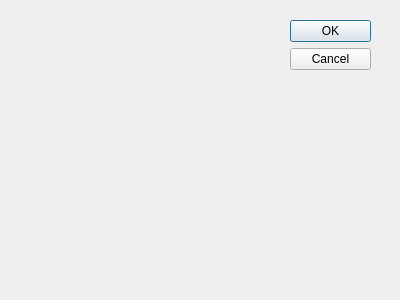
First picture: the form in resultset.ui, repository yixuehan/HsExcelConvert, before the edit.
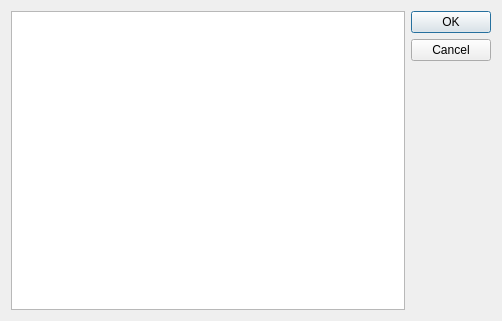
Second picture: the form after the edit.

```diff
--- a/resultset.ui
+++ b/resultset.ui
@@ -1,36 +1,37 @@
-<ui version="4.0" >
- <author></author>
- <comment></comment>
- <exportmacro></exportmacro>
- <class>Dialog</class>
- <widget class="QDialog" name="Dialog" >
-  <property name="geometry" >
+<?xml version="1.0" encoding="UTF-8"?>
+<ui version="4.0">
+ <class>resultSet</class>
+ <widget class="QDialog" name="resultSet">
+  <property name="geometry">
    <rect>
     <x>0</x>
     <y>0</y>
-    <width>400</width>
-    <height>300</height>
+    <width>502</width>
+    <height>321</height>
    </rect>
   </property>
   <property name="windowTitle" >
    <string>Dialog</string>
   </property>
-  <widget class="QDialogButtonBox" name="buttonBox" >
-   <property name="geometry" >
-    <rect>
-     <x>290</x>
-     <y>20</y>
-     <width>81</width>
-     <height>241</height>
-    </rect>
-   </property>
-   <property name="orientation" >
-    <enum>Qt::Vertical</enum>
-   </property>
-   <property name="standardButtons" >
-    <set>QDialogButtonBox::Cancel|QDialogButtonBox::Ok</set>
-   </property>
-  </widget>
+  <layout class="QGridLayout" name="gridLayout">
+   <item row="0" column="0">
+    <layout class="QHBoxLayout" name="horizontalLayout">
+     <item>
+      <widget class="QTextEdit" name="resultSetText"/>
+     </item>
+     <item>
+      <widget class="QDialogButtonBox" name="buttonBox">
+       <property name="orientation">
+        <enum>Qt::Vertical</enum>
+       </property>
+       <property name="standardButtons">
+        <set>QDialogButtonBox::Cancel|QDialogButtonBox::Ok</set>
+       </property>
+      </widget>
+     </item>
+    </layout>
+   </item>
+  </layout>
  </widget>
  <pixmapfunction></pixmapfunction>
  <resources/>
```
Left out of the diff: 15 changed lines with no effect on the pictures.
